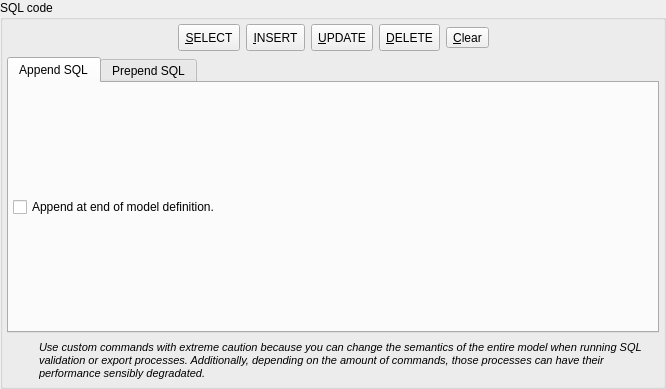
The window that libpgmodeler_ui/ui/customsqlwidget.ui (pgmodeler/pgmodeler) describes before a commit, drawn with Qt 5.
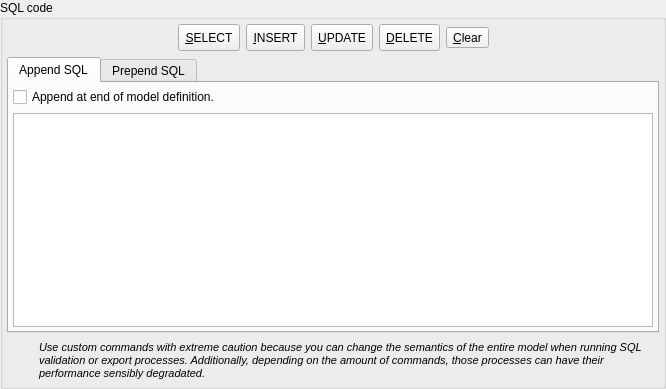
The same window after the commit. Icons and pictures are not drawn.

Commit message: Restored the QPlainTextEdit instances in customsqlwidget.ui

```diff
--- a/libpgmodeler_ui/ui/customsqlwidget.ui
+++ b/libpgmodeler_ui/ui/customsqlwidget.ui
@@ -295,6 +295,9 @@
             </property>
            </widget>
           </item>
+          <item>
+           <widget class="QPlainTextEdit" name="append_sql_txt"/>
+          </item>
          </layout>
         </widget>
         <widget class="QWidget" name="tab_2">
```
Left out of the diff: 3 changed lines with no effect on the pictures.
